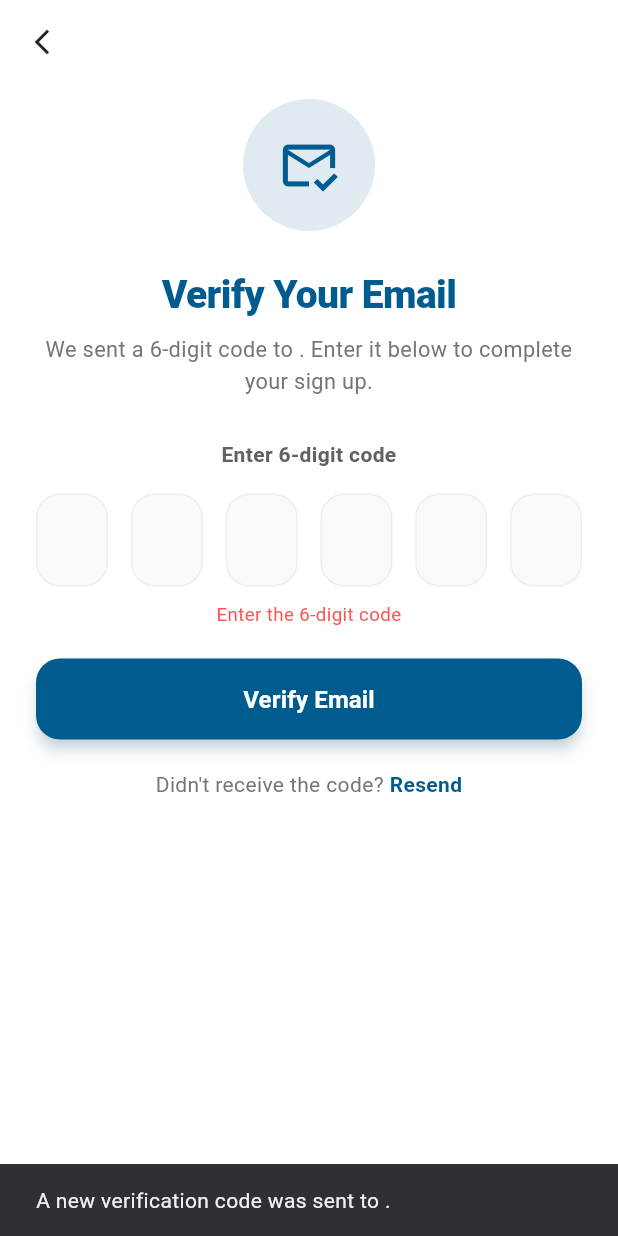
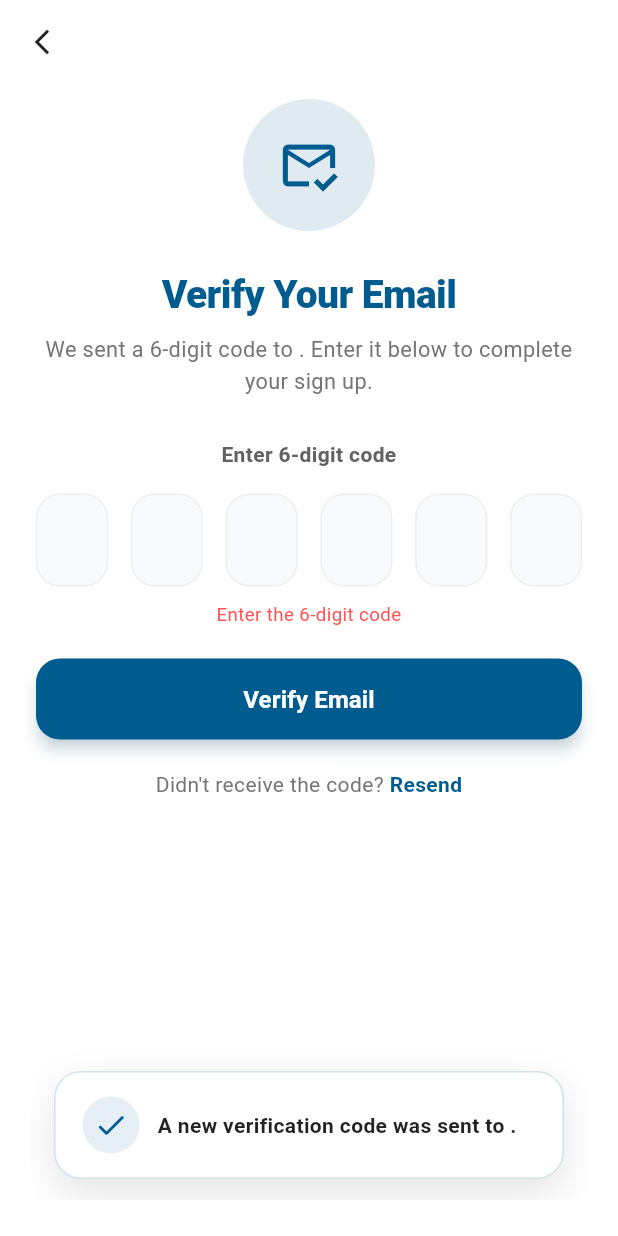
Before and after one commit to eyared1221/moh-mobile-app, a Flutter app: the VerifyEmailScreen screen opened directly with empty values, after a tap on "Verify Email", after a tap on "Resend", on a phone screen of 412 x 824 dp. Run offline on Flutter 3.47's test engine with Material 3 defaults, Android fonts, the phone set to English and light mode, and no system bars; our stand-ins replace google_fonts, image_picker, shared_preferences; accounts and stored records are empty.

Commit message:
feat: add auth success dialog and improve login flow with success feedback

```diff
--- /dev/null
+++ b/lib/features/auth/presentation/auth_success_dialog.dart
@@ -0,0 +1,66 @@
+import 'package:flutter/material.dart';
+
+void showAuthSuccessDialog(
+  BuildContext context, {
+  required String message,
+}) {
+  final isDark = Theme.of(context).brightness == Brightness.dark;
+  const primaryColor = Color(0xFF005C8F);
+
+  final messenger = ScaffoldMessenger.of(context);
+  messenger.hideCurrentSnackBar();
+  messenger.showSnackBar(
+    SnackBar(
+      behavior: SnackBarBehavior.floating,
+      margin: const EdgeInsets.fromLTRB(20, 0, 20, 24),
+      elevation: 0,
+      duration: const Duration(seconds: 2),
+      backgroundColor: Colors.transparent,
+      content: Container(
+        padding: const EdgeInsets.symmetric(horizontal: 18, vertical: 16),
+        decoration: BoxDecoration(
+          color: isDark ? const Color(0xFF101726) : Colors.white,
+          borderRadius: BorderRadius.circular(18),
+          boxShadow: [
+            BoxShadow(
+              color: Colors.black.withOpacity(isDark ? 0.28 : 0.10),
+              blurRadius: 22,
+              offset: const Offset(0, 10),
+            ),
+          ],
+          border: Border.all(
+            color: primaryColor.withOpacity(isDark ? 0.40 : 0.18),
+          ),
+        ),
+        child: Row(
+          children: [
+            Container(
+              width: 38,
+              height: 38,
+              decoration: BoxDecoration(
+                color: primaryColor.withOpacity(isDark ? 0.22 : 0.10),
+                shape: BoxShape.circle,
+              ),
+              child: const Icon(
+                Icons.check_rounded,
+                color: primaryColor,
+                size: 24,
+              ),
+            ),
+            const SizedBox(width: 12),
+            Expanded(
+              child: Text(
+                message,
+                style: TextStyle(
+                  fontSize: 14,
+                  fontWeight: FontWeight.w600,
+                  color: isDark ? Colors.white : Colors.black87,
+                ),
+              ),
+            ),
+          ],
+        ),
+      ),
+    ),
+  );
+}
--- a/lib/features/auth/presentation/reset_password_screen.dart
+++ b/lib/features/auth/presentation/reset_password_screen.dart
@@ -1,5 +1,6 @@
 import 'package:flutter/material.dart';
 import 'signin_screen.dart';
+import 'auth_success_dialog.dart';
 
 class ResetPasswordScreen extends StatefulWidget {
   final String? language;
@@ -68,6 +69,10 @@ class _ResetPasswordScreenState extends State<ResetPasswordScreen> {
     if (!mounted) return;
     setState(() => _isLoading = false);
 
+    showAuthSuccessDialog(
+      context,
+      message: 'Your password has been updated successfully.',
+    );
     Navigator.pushAndRemoveUntil(
       context,
       MaterialPageRoute(builder: (_) => SignInScreen(language: widget.language)),
--- a/lib/features/auth/presentation/signup_screen.dart
+++ b/lib/features/auth/presentation/signup_screen.dart
@@ -2,6 +2,7 @@ import 'package:flutter/material.dart';
 import 'package:flutter/services.dart';
 import 'signin_screen.dart';
 import 'verify_email_screen.dart';
+import 'auth_success_dialog.dart';
 
 class SignUpScreen extends StatefulWidget {
   final String? language;
@@ -73,6 +74,10 @@ class _SignUpScreenState extends State<SignUpScreen> {
     if (!mounted) return;
     setState(() => _isLoading = false);
 
+    showAuthSuccessDialog(
+      context,
+      message: 'Your account has been created successfully.',
+    );
     Navigator.push(
       context,
       MaterialPageRoute(
--- a/lib/features/auth/presentation/verify_email_screen.dart
+++ b/lib/features/auth/presentation/verify_email_screen.dart
@@ -1,7 +1,7 @@
 import 'package:flutter/material.dart';
 import 'package:flutter/services.dart';
-import 'package:shared_preferences/shared_preferences.dart';
-import 'package:yegna_health/features/home/presentation/home_page.dart';
+import 'signin_screen.dart';
+import 'auth_success_dialog.dart';
 
 class VerifyEmailScreen extends StatefulWidget {
   final String? language;
@@ -37,12 +37,6 @@ class _VerifyEmailScreenState extends State<VerifyEmailScreen> {
       focusNode.dispose();
     }
     super.dispose();
-  }
-
-  String _ageToRange(int age) {
-    if (age <= 14) return '10-14';
-    if (age <= 19) return '15-19';
-    return '20-24';
   }
 
   InputDecoration _buildInputDecoration(String label, IconData icon, BuildContext context) {
@@ -155,33 +149,24 @@ class _VerifyEmailScreenState extends State<VerifyEmailScreen> {
 
     await Future.delayed(const Duration(seconds: 1));
 
-    final prefs = await SharedPreferences.getInstance();
-    final ageRange = _ageToRange(widget.age);
-    await prefs.setString('userName', widget.userName);
-    await prefs.setString('userAge', ageRange);
-    await prefs.setString('userContact', widget.contact);
-    await prefs.setBool('isLoggedIn', true);
-
     if (!mounted) return;
     setState(() => _isLoading = false);
 
+    showAuthSuccessDialog(
+      context,
+      message: 'Your email has been verified successfully.',
+    );
     Navigator.pushAndRemoveUntil(
       context,
-      MaterialPageRoute(
-        builder: (_) => HomePage(
-          ageRange: ageRange,
-          userName: widget.userName,
-        ),
-      ),
+      MaterialPageRoute(builder: (_) => SignInScreen(language: widget.language)),
       (route) => false,
     );
   }
 
   void _handleResend() {
-    ScaffoldMessenger.of(context).showSnackBar(
-      SnackBar(
-        content: Text('A new verification code was sent to ${widget.contact}.'),
-      ),
+    showAuthSuccessDialog(
+      context,
+      message: 'A new verification code was sent to ${widget.contact}.',
     );
   }
 
```
Also changed, not shown: lib/features/auth/presentation/forgot_password_screen.dart (+4 -5 lines), lib/features/auth/presentation/signin_screen.dart (+11 -3 lines).
